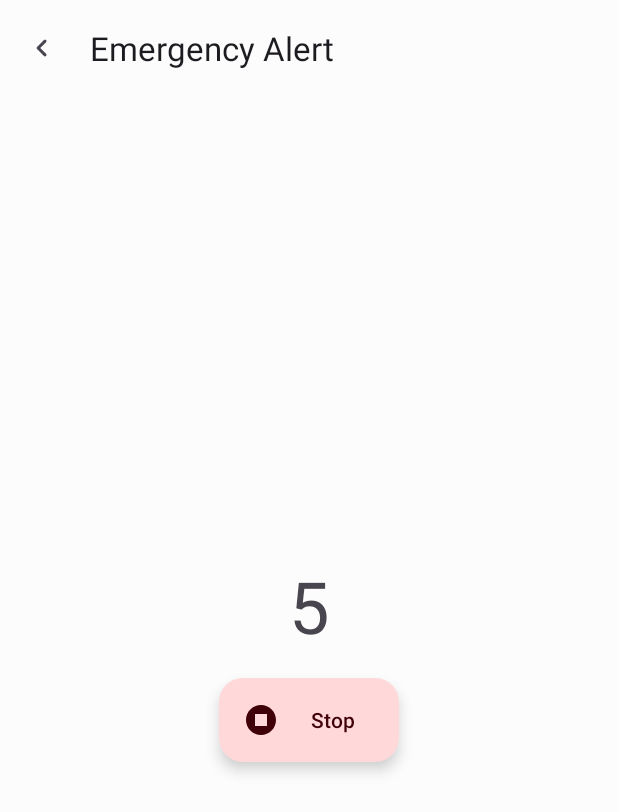
After one commit to TeamNullVoid/Crimson, an Android app: the EmergencyActivity screen opened directly, with no data from a screen before it, on a phone screen of 412 x 824 dp. The commit adds this screen. Shown: the top 812 px of the screen. Run offline under Robolectric (Android 15) with nearby library versions, the phone set to English and light mode, and no system bars.

Commit message:
Raghav 23.58 Emergency activity update

```diff
--- a/app/src/main/AndroidManifest.xml
+++ b/app/src/main/AndroidManifest.xml
@@ -22,6 +22,9 @@
         android:roundIcon="@mipmap/ic_launcher_round"
         android:supportsRtl="true"
         android:theme="@style/Theme.Crimson">
+        <activity
+            android:name=".EmergencyActivity"
+            android:exported="false" />
         <activity
             android:name=".RequestActivity"
             android:exported="false" />
--- /dev/null
+++ b/app/src/main/java/com/nullvoid/crimson/EmergencyActivity.kt
@@ -0,0 +1,107 @@
+package com.nullvoid.crimson
+
+
+import android.content.Intent
+import android.content.pm.PackageManager
+import android.os.Build
+import android.os.Bundle
+import android.os.CountDownTimer
+import android.view.View
+import androidx.appcompat.app.AppCompatActivity
+import androidx.recyclerview.widget.LinearLayoutManager
+import com.nullvoid.crimson.customs.Constant
+import com.nullvoid.crimson.customs.Global
+import com.nullvoid.crimson.databinding.ActivityEmergencyBinding
+import com.nullvoid.crimson.services.EmergencyService
+
+
+class EmergencyActivity : AppCompatActivity(), View.OnClickListener {
+
+    private lateinit var binding: ActivityEmergencyBinding
+    private var inEmergency: Boolean = false
+
+    override fun onCreate(savedInstanceState: Bundle?) {
+        super.onCreate(savedInstanceState)
+
+        binding = ActivityEmergencyBinding.inflate(layoutInflater)
+        setContentView(binding.root)
+
+        init()
+    }
+
+    private fun init() {
+        inEmergency = Global.isMyServiceRunning(this, EmergencyService::class.java)
+        binding.emergencyEmergencyButton.setOnClickListener(this)
+        binding.emergencyEmergencyToolbar.setNavigationOnClickListener { finish() }
+        binding.emergencyEmergencyCallList.layoutManager = LinearLayoutManager(this, LinearLayoutManager.HORIZONTAL, false)
+        binding.emergencyEmergencyCallList.hasFixedSize()
+        emergencyUI(inEmergency)
+        if (inEmergency) binding.emergencyTimer.visibility = View.GONE
+        else{
+            binding.emergencyEmergencyButton.callOnClick()
+        }
+    }
+
+    override fun onClick(v: View) {
+        when (v.id) {
+            R.id.emergencyEmergencyButton -> {
+                inEmergency = !inEmergency
+                emergencyUI(inEmergency)
+                if (inEmergency) {
+                    binding.emergencyTimer.visibility = View.VISIBLE
+                    timer.start()
+                } else {
+                    binding.emergencyTimer.visibility = View.GONE
+                    timer.cancel()
+                    stopService(Intent(this, EmergencyService::class.java))
+                }
+            }
+        }
+    }
+
+    private val timer = object : CountDownTimer(5000, 1000) {
+        override fun onTick(millisUntilFinished: Long) {
+            binding.emergencyTimer.text = ((millisUntilFinished / 1000) + 1).toString()
+        }
+
+        override fun onFinish() {
+            inEmergency = true
+            binding.emergencyTimer.visibility = View.GONE
+            startService()
+            emergencyUI(inEmergency)
+        }
+    }
+
+    private fun startService() {
+        if (Build.VERSION.SDK_INT >= Build.VERSION_CODES.O) {
+            startForegroundService(Intent(this, EmergencyService::class.java))
+        } else {
+            startService(Intent(this, EmergencyService::class.java))
+        }
+    }
+
+    private fun emergencyUI(value: Boolean) {
+        if (value) {
+            binding.emergencyEmergencyButton.setText(R.string.stop)
+            binding.emergencyEmergencyButton.setIconResource(R.drawable.ic_stop)
+        } else {
+            binding.emergencyEmergencyButton.setText(R.string.emergency)
+            binding.emergencyEmergencyButton.setIconResource(R.drawable.ic_ring)
+        }
+    }
+
+    override fun onDestroy() {
+        super.onDestroy()
+        timer.cancel()
+    }
+
+    override fun onRequestPermissionsResult(requestCode: Int, permissions: Array<out String>, grantResults: IntArray) {
+        super.onRequestPermissionsResult(requestCode, permissions, grantResults)
+        if (requestCode == Constant.RC_PERMISSION) {
+            if (grantResults.isEmpty() || grantResults[0] != PackageManager.PERMISSION_GRANTED) {
+                Global.showMessage(this)
+            }
+        }
+    }
+
+}
--- /dev/null
+++ b/app/src/main/res/drawable/ic_stop.xml
@@ -0,0 +1,11 @@
+<vector xmlns:android="http://schemas.android.com/apk/res/android"
+    android:width="24dp"
+    android:height="24dp"
+    android:viewportWidth="24"
+    android:viewportHeight="24"
+    android:tint="?attr/colorControlNormal">
+  <path
+      android:fillColor="@android:color/white"
+      android:pathData="M8,16h8V8H8V16zM12,2C6.48,2 2,6.48 2,12s4.48,10 10,10s10,-4.48 10,-10S17.52,2 12,2L12,2z"
+      android:fillType="evenOdd"/>
+</vector>
--- /dev/null
+++ b/app/src/main/res/layout/activity_emergency.xml
@@ -0,0 +1,46 @@
+<?xml version="1.0" encoding="utf-8"?>
+<LinearLayout xmlns:android="http://schemas.android.com/apk/res/android"
+    android:layout_width="match_parent"
+    xmlns:app="http://schemas.android.com/apk/res-auto"
+    android:layout_height="match_parent"
+    android:gravity="center_horizontal"
+    android:orientation="vertical">
+
+    <com.google.android.material.appbar.MaterialToolbar
+        android:layout_width="match_parent"
+        android:id="@+id/emergencyEmergency_toolbar"
+        android:layout_height="wrap_content"
+        app:navigationIcon="@drawable/ic_prev"
+        app:title="@string/emergency_alert" />
+
+    <LinearLayout
+        android:layout_width="match_parent"
+        android:layout_height="0dp"
+        android:layout_weight="1"
+        android:gravity="center"
+        android:orientation="vertical">
+
+        <androidx.appcompat.widget.AppCompatTextView
+            style="@style/TextAppearance.MaterialComponents.Headline3"
+            android:layout_width="wrap_content"
+            android:id="@+id/emergencyTimer"
+            android:layout_height="wrap_content"
+            android:layout_margin="8dp" />
+
+        <com.google.android.material.floatingactionbutton.ExtendedFloatingActionButton
+            android:layout_width="wrap_content"
+            android:layout_height="wrap_content"
+            android:layout_margin="8dp"
+            android:id="@+id/emergencyEmergencyButton"
+            android:text="@string/emergency"
+            app:icon="@drawable/ic_ring" />
+
+        <androidx.recyclerview.widget.RecyclerView
+            android:id="@+id/emergencyEmergency_callList"
+            android:layout_width="wrap_content"
+            android:layout_marginTop="8dp"
+            android:layout_height="wrap_content" />
+
+    </LinearLayout>
+
+</LinearLayout>
--- a/app/src/main/res/values/strings.xml
+++ b/app/src/main/res/values/strings.xml
@@ -49,6 +49,9 @@
     <string name="no_new_requests">No new requests</string>
     <string name="safe">Safe</string>
     <string name="emergency_alert">Emergency Alert</string>
+    <string name="emergency_service_triggered">Emergency Service activated</string>
+    <string name="triggered_alert">Emergency Triggered: %1$s</string>
+    <string name="stop">Stop</string>
     <string-array name="layers">
         <item>Normal</item>
         <item>Satellite</item>
```
Also changed, not shown: app/src/main/java/com/nullvoid/crimson/services/EmergencyService.kt (added, +101 -0 lines).
